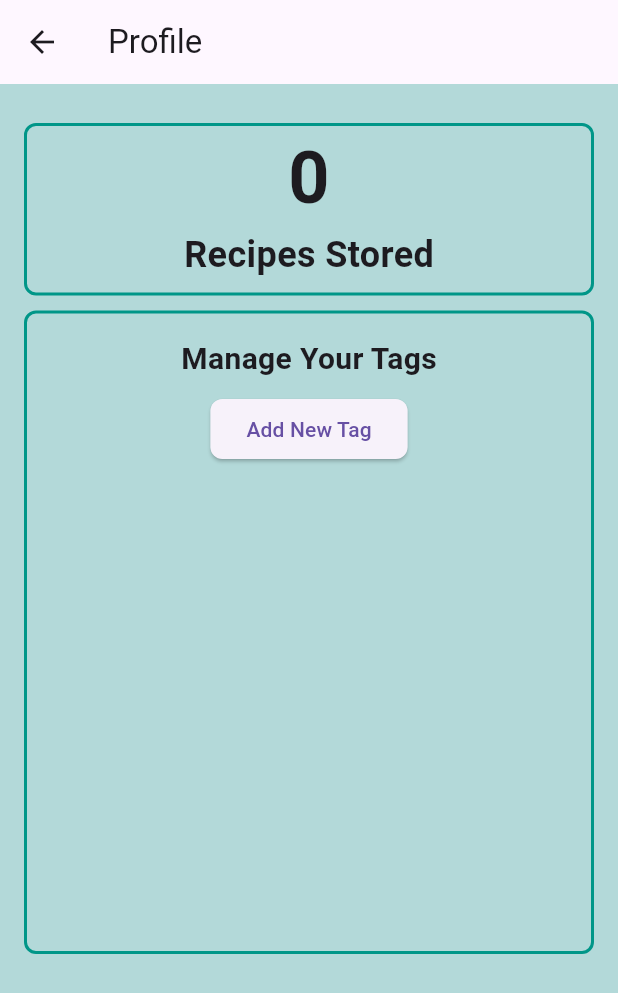
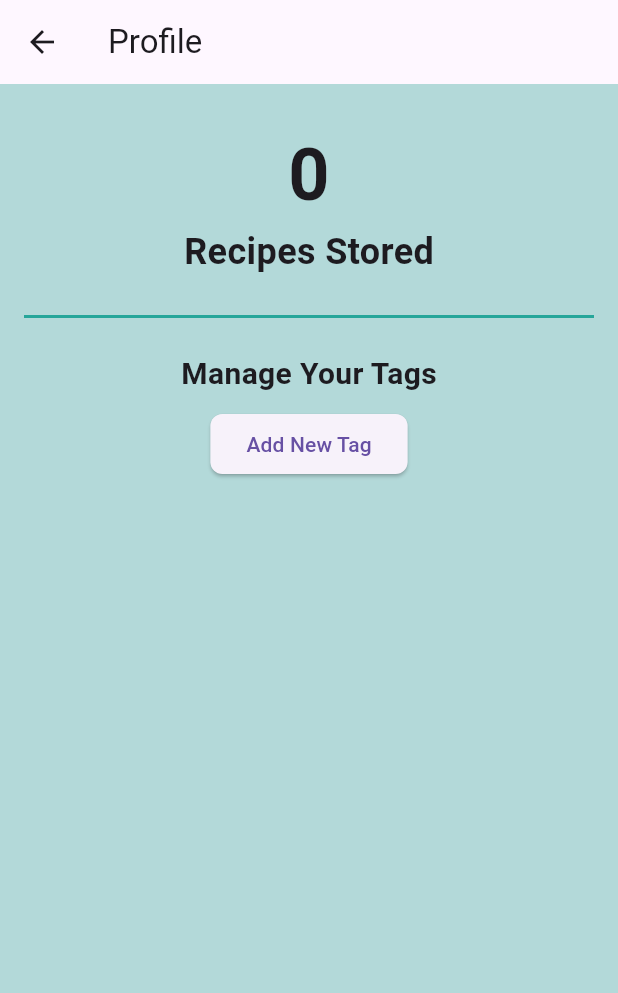
Before and after one commit to darlynvp/recipe-organizer, a Flutter app: the screen it shows after launch, item 3 of the bottom bar chosen, on a phone screen of 412 x 824 dp. Shown: the top 993 px of the screen. Run offline on Flutter 3.47's test engine with Material 3 defaults, Android fonts, the phone set to English and light mode, and no system bars; network calls fail; Roboto replaces fonts that are missing (SF Pro).

Commit message:
styling changes and can now delete tags

```diff
--- a/lib/add_recipe_page.dart
+++ b/lib/add_recipe_page.dart
@@ -30,7 +30,7 @@ class _AddRecipePageState extends State<AddRecipePage> {
       ),
       child: Scaffold(
         appBar: AppBar(
-          title: const Text('Add Recipe'),
+          title: const Text('Recipe'),
         ),
         body: Padding(
           padding: const EdgeInsets.all(16.0),
--- a/lib/profile_page.dart
+++ b/lib/profile_page.dart
@@ -46,10 +46,7 @@ class _ProfilePageState extends State<ProfilePage> {
                   child: Center(
                     child: Container(
                       width: double.infinity,
-                      decoration: BoxDecoration(
-                        borderRadius: BorderRadius.circular(8.0),
-                        border: Border.all(color: Colors.teal, width: 2.0),
-                      ),
+
                       child: Column(
                         children: [
                           Text(
@@ -74,15 +71,16 @@ class _ProfilePageState extends State<ProfilePage> {
                     ),
                   ),
                 ),
+                Divider(
+                  thickness: 2,
+                  color: Colors.teal.shade400,
+                ),
                 Padding(
                   padding: const EdgeInsets.only(bottom: 10.0),
                   child: Container(
                     width: double.infinity,
                     padding: const EdgeInsets.all(16.0),
-                    decoration: BoxDecoration(
-                      borderRadius: BorderRadius.circular(8.0),
-                      border: Border.all(color: Colors.teal, width: 2.0),
-                    ),
+
                     child: Column(
                       children: [
                         Padding(
@@ -137,7 +135,7 @@ class _ProfilePageState extends State<ProfilePage> {
                                         children: [
                                           IconButton(
                                             onPressed: () {
-                                              Provider.of<TypeManager>(context, listen:false).removeType(tag);
+                                              Provider.of<TypeManager>(context, listen:false).removeType(context, tag);
                                             },
                                             icon: Icon(Icons.delete)
                                           ),
--- a/lib/tag_form_page.dart
+++ b/lib/tag_form_page.dart
@@ -51,7 +51,7 @@ class _TagFormPageState extends State<TagFormPage> {
       ),
       child: Scaffold(
         appBar: AppBar(
-          title: const Text('Tag Form'),
+          title: const Text('Tag'),
         ),
         body: Padding(
           padding: const EdgeInsets.all(16.0),
```
Also changed, not shown: lib/add_recipe_form.dart (+0 -7 lines), lib/managers/type_manager.dart (+13 -1 lines), lib/recipe_manager.dart (+8 -0 lines).
